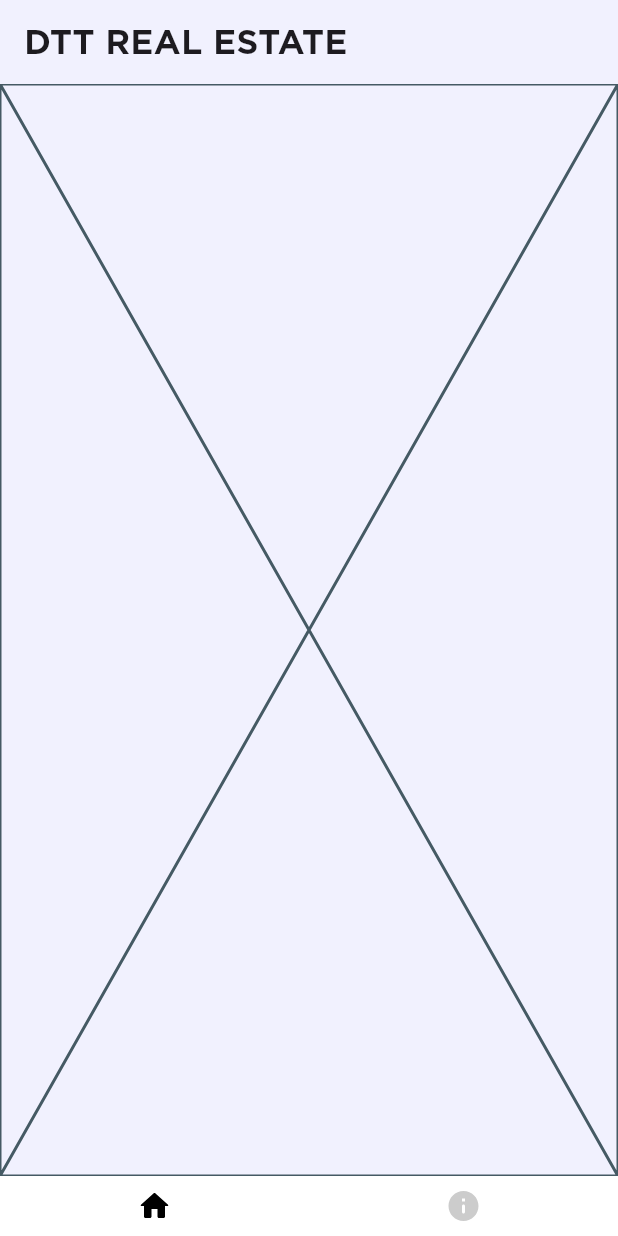
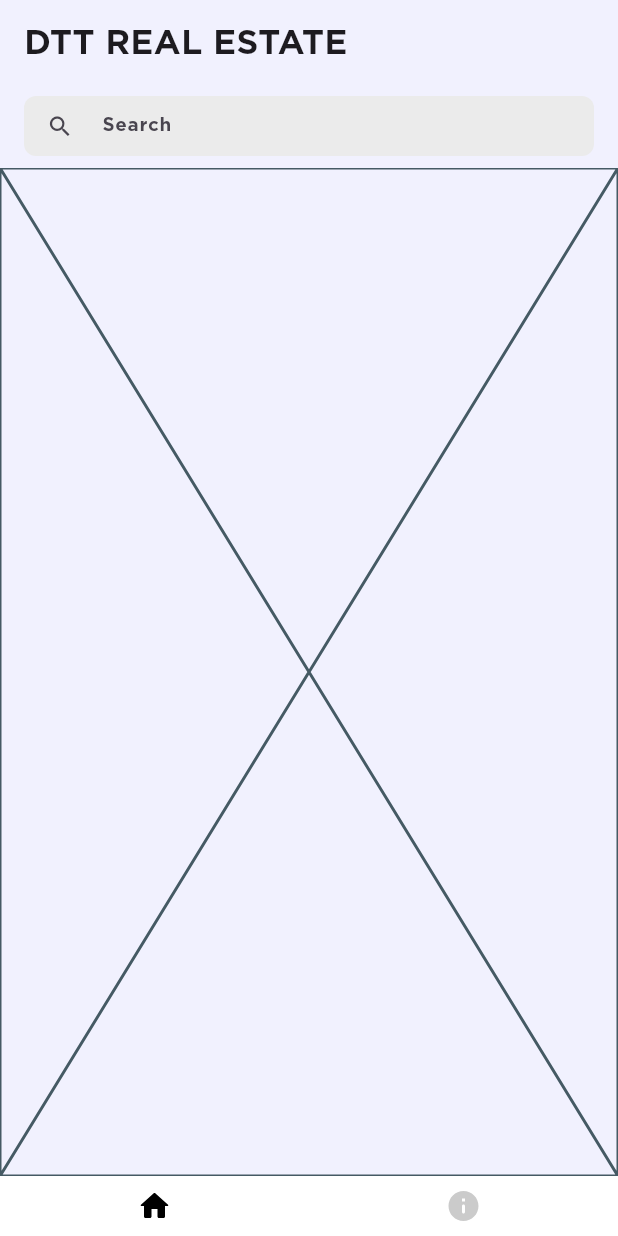
Before and after one commit to miraskoda/dtt, a Flutter app: the screen it shows after launch, on a phone screen of 412 x 824 dp. Run offline on Flutter 3.47's test engine with Material 3 defaults, Android fonts, the phone set to English and light mode, and no system bars; our stand-ins replace dartz, dio, flutter_bloc, flutter_map, flutter_svg, freezed_annotation and 9 more; missing offline and left inert: device_frame_plus; generated files the repository leaves out were written again; network calls fail.

Commit message:
feat: slivers

```diff
--- a/lib/theme/app_themes.dart
+++ b/lib/theme/app_themes.dart
@@ -1,3 +1,4 @@
+import 'package:dtt/core/constants/constants.dart';
 import 'package:dtt/generated/fonts.gen.dart';
 import 'package:flutter/material.dart';
 
@@ -19,13 +20,6 @@ class AppThemes {
   //Background
   static const Color _lightBackgroundColor = Color(0xfff1f1fe);
   static const Color _darkBackgroundColor = Color(0xff161925);
-
-  //BtnColor
-  static const Color primaryOne = Color(0xffEF8753);
-  static const Color secondaryOne = Color(0xffCF4918);
-  static const Color drawerBtnColor = Color(0xffDF6835);
-  static const Color bottomBar = Color(0xff2A2A36);
-  static const Color containerBgDark = Color(0xff2A2A36);
 
   //Text
   static const Color _lightTextColor = Color(0xff000000);
@@ -118,36 +112,38 @@ class AppThemes {
     listTileTheme: const ListTileThemeData(
       tileColor: Colors.white,
       selectedColor: Colors.white,
-      selectedTileColor: secondaryOne,
+      selectedTileColor: brandRedColor,
     ),
     sliderTheme: SliderThemeData(
       showValueIndicator: ShowValueIndicator.always,
-      activeTrackColor: primaryOne,
-      inactiveTrackColor: primaryOne.withOpacity(0.3),
-      thumbColor: secondaryOne,
-      overlayColor: secondaryOne.withOpacity(0.3),
-      valueIndicatorColor: secondaryOne,
+      activeTrackColor: brandRedColor,
+      inactiveTrackColor: brandRedColor.withOpacity(0.3),
+      thumbColor: brandRedColor,
+      overlayColor: brandRedColor.withOpacity(0.3),
+      valueIndicatorColor: brandRedColor,
       valueIndicatorTextStyle: const TextStyle(
         color: Colors.white,
       ),
     ),
     checkboxTheme: CheckboxThemeData(
       checkColor: WidgetStateProperty.all(Colors.white),
-      fillColor: WidgetStateProperty.all(primaryOne),
+      fillColor: WidgetStateProperty.all(brandRedColor),
     ),
     switchTheme: SwitchThemeData(
-      thumbColor: WidgetStateProperty.all(secondaryOne),
-      trackColor: WidgetStateProperty.all(primaryOne),
+      thumbColor: WidgetStateProperty.all(brandRedColor),
+      trackColor: WidgetStateProperty.all(brandRedColor.withOpacity(0.3)),
     ),
-    radioTheme: RadioThemeData(fillColor: WidgetStateProperty.all(primaryOne)),
+    radioTheme: RadioThemeData(fillColor: WidgetStateProperty.all(brandRedColor)),
     unselectedWidgetColor: Colors.black54,
-    progressIndicatorTheme: const ProgressIndicatorThemeData(color: primaryOne),
+    progressIndicatorTheme: const ProgressIndicatorThemeData(color: brandRedColor),
     brightness: Brightness.light,
     primaryColor: _lightPrimaryColor,
     scaffoldBackgroundColor: _lightBackgroundColor,
     navigationBarTheme: NavigationBarThemeData(
+      height: AppConstants.bottomNavbarHeight,
       backgroundColor: Colors.white,
       indicatorColor: Colors.transparent,
+      labelBehavior: NavigationDestinationLabelBehavior.alwaysHide,
     ),
     appBarTheme: AppBarTheme(
       color: _lightBackgroundColor,
@@ -161,24 +157,24 @@ class AppThemes {
     textTheme: _lightTextTheme,
     fontFamily: FontFamily.gothamSSm,
     textSelectionTheme: const TextSelectionThemeData(
-      cursorColor: primaryOne,
-      selectionColor: primaryOne,
-      selectionHandleColor: primaryOne,
+      cursorColor: brandRedColor,
+      selectionColor: brandRedColor,
+      selectionHandleColor: brandRedColor,
     ),
     inputDecorationTheme: const InputDecorationTheme(
       labelStyle: TextStyle(
-        color: primaryOne,
+        color: brandRedColor,
       ),
       focusedBorder: UnderlineInputBorder(
         borderSide: BorderSide(
-          color: primaryOne,
+          color: brandRedColor,
         ),
       ),
     ),
     elevatedButtonTheme: ElevatedButtonThemeData(
       style: OutlinedButton.styleFrom(
         foregroundColor: Colors.white,
-        backgroundColor: drawerBtnColor,
+        backgroundColor: brandRedColor,
         minimumSize: const Size.fromHeight(50),
         shape: RoundedRectangleBorder(
           borderRadius: BorderRadius.circular(10),
@@ -193,35 +189,37 @@ class AppThemes {
   ///Dark theme
   static final ThemeData darkTheme = ThemeData(
     listTileTheme: const ListTileThemeData(
-      tileColor: bottomBar,
+      tileColor: brandLightColor,
       selectedColor: Colors.white,
-      selectedTileColor: secondaryOne,
+      selectedTileColor: brandLightColor,
     ),
     sliderTheme: SliderThemeData(
       showValueIndicator: ShowValueIndicator.always,
-      activeTrackColor: primaryOne,
-      inactiveTrackColor: primaryOne.withOpacity(0.3),
-      thumbColor: secondaryOne,
-      overlayColor: secondaryOne.withOpacity(0.3),
-      valueIndicatorColor: secondaryOne,
+      activeTrackColor: brandRedColor,
+      inactiveTrackColor: brandRedColor.withOpacity(0.3),
+      thumbColor: brandRedColor,
+      overlayColor: brandRedColor.withOpacity(0.3),
+      valueIndicatorColor: brandRedColor,
       valueIndicatorTextStyle: const TextStyle(
         color: Colors.white,
       ),
     ),
     checkboxTheme: CheckboxThemeData(
       checkColor: WidgetStateProperty.all(Colors.white),
-      fillColor: WidgetStateProperty.all(primaryOne),
+      fillColor: WidgetStateProperty.all(brandRedColor),
     ),
     switchTheme: SwitchThemeData(
-      thumbColor: WidgetStateProperty.all(secondaryOne),
-      trackColor: WidgetStateProperty.all(primaryOne),
+      thumbColor: WidgetStateProperty.all(brandLightGray),
+      trackColor: WidgetStateProperty.all(brandLightGray.withOpacity(0.3)),
     ),
     navigationBarTheme: NavigationBarThemeData(
       indicatorColor: Colors.transparent,
+      height: AppConstants.bottomNavbarHeight,
+      labelBehavior: NavigationDestinationLabelBehavior.alwaysHide,
     ),
-    radioTheme: RadioThemeData(fillColor: WidgetStateProperty.all(primaryOne)),
+    radioTheme: RadioThemeData(fillColor: WidgetStateProperty.all(brandRedColor)),
     unselectedWidgetColor: Colors.white,
-    progressIndicatorTheme: const ProgressIndicatorThemeData(color: primaryOne),
+    progressIndicatorTheme: const ProgressIndicatorThemeData(color: brandRedColor),
     brightness: Brightness.dark,
     primaryColor: _darkPrimaryColor,
     scaffoldBackgroundColor: _darkBackgroundColor,
@@ -237,24 +235,24 @@ class AppThemes {
     fontFamily: FontFamily.gothamSSm,
     textTheme: _darkTextTheme,
     textSelectionTheme: const TextSelectionThemeData(
-      cursorColor: primaryOne,
-      selectionColor: primaryOne,
-      selectionHandleColor: primaryOne,
+      cursorColor: brandRedColor,
+      selectionColor: brandRedColor,
+      selectionHandleColor: brandRedColor,
     ),
     inputDecorationTheme: const InputDecorationTheme(
       labelStyle: TextStyle(
-        color: primaryOne,
+        color: brandRedColor,
       ),
       focusedBorder: UnderlineInputBorder(
         borderSide: BorderSide(
-          color: primaryOne,
+          color: brandRedColor,
         ),
       ),
     ),
     elevatedButtonTheme: ElevatedButtonThemeData(
       style: OutlinedButton.styleFrom(
         foregroundColor: _lightPrimaryColor,
-        backgroundColor: drawerBtnColor,
+        backgroundColor: brandRedColor,
         minimumSize: const Size.fromHeight(50),
         shape: RoundedRectangleBorder(
           borderRadius: BorderRadius.circular(10),
--- a/lib/ui/bottom_navigation/main/presentation/main_screen.dart
+++ b/lib/ui/bottom_navigation/main/presentation/main_screen.dart
@@ -1,6 +1,7 @@
 import 'package:dtt/core/extensions/app_extensions.dart';
 import 'package:dtt/core/injector/injector.dart';
 import 'package:dtt/core/router/app_router.dart';
+import 'package:dtt/theme/app_themes.dart';
 import 'package:dtt/ui/bottom_navigation/main/application/main_screen_bloc.dart';
 import 'package:dtt/ui/error/error_screen.dart';
 import 'package:flutter/material.dart';
@@ -18,8 +19,49 @@ class MainScreen extends StatelessWidget {
         appBar: AppBar(
           title: Text('DTT REAL ESTATE'),
         ),
+        body: NestedScrollView(
+          floatHeaderSlivers: true,
+          headerSliverBuilder: (BuildContext context, bool innerBoxIsScrolled) {
+            return [
+              SliverAppBar(
+                expandedHeight: 40,
+                elevation: 1,
+                flexibleSpace: FlexibleSpaceBar(
+                  expandedTitleScale: 1.0,
+                  collapseMode: CollapseMode.none,
+                  background: Padding(
+                    padding: const EdgeInsets.symmetric(horizontal: 16, vertical: 8),
+                    child: SizedBox(
+                      height: 30,
+                      child: DecoratedBox(
+                        decoration:
+                            BoxDecoration(color: AppThemes.brandDarkGray, borderRadius: BorderRadius.circular(8)),
+                        child: SizedBox(
+                          height: 30,
+                          width: 300,
+                          child: TextFormField(
+                            onChanged: (String str) {},
+                            decoration: InputDecoration(
+                              isDense: true,
+                              prefixIcon: const Icon(Icons.search),
+                              hintText: 'Search',
+                              focusedBorder: InputBorder.none,
+                              enabledBorder: InputBorder.none,
+                              contentPadding: const EdgeInsets.symmetric(vertical: 12),
+                            ),
+                            focusNode: FocusNode(),
+                            controller: TextEditingController(),
+                          ),
+                        ),
+                      ),
+                    ),
+                  ),
+                ),
+              ),
+            ];
+          },
           body: BlocBuilder<MainScreenBloc, MainScreenState>(builder: (context, state) {
-          if (state.isLoading) return CircularProgressIndicator();
+            if (state.isLoading) return Center(child: CircularProgressIndicator());
             if (state.isError) return ErrorScreen(state.apiErrorString!);
             return ListView.builder(
               itemCount: state.housesData.length,
@@ -109,6 +151,7 @@ class MainScreen extends StatelessWidget {
             );
           }),
         ),
+      ),
     );
   }
 }
--- a/lib/ui/bottom_navigation/nested_navigation.dart
+++ b/lib/ui/bottom_navigation/nested_navigation.dart
@@ -1,7 +1,19 @@
-import 'package:dtt/core/constants/constants.dart';
 import 'package:dtt/generated/assets.gen.dart';
 import 'package:flutter/material.dart';
 import 'package:go_router/go_router.dart';
+
+enum NavigationItem { home, info }
+
+class Destination {
+  final String label;
+  final SvgGenImage icon;
+  const Destination(this.label, this.icon);
+}
+
+final destinations = [
+  Destination(NavigationItem.home.name, Assets.icons.icHome),
+  Destination(NavigationItem.info.name, Assets.icons.icInfo),
+];
 
 class NestedNavigation extends StatelessWidget {
   final StatefulNavigationShell navigationShell;
@@ -16,23 +28,18 @@ class NestedNavigation extends StatelessWidget {
     return Scaffold(
       body: navigationShell,
       bottomNavigationBar: NavigationBar(
-        height: AppConstants.bottomNavbarHeight,
-        labelBehavior: NavigationDestinationLabelBehavior.alwaysHide,
         selectedIndex: navigationShell.currentIndex,
-        destinations: [
-          NavigationDestination(
-              label: 'home',
-              icon: Opacity(
-                opacity: 0 == navigationShell.currentIndex ? 1 : 0.2,
-                child: Assets.icons.icHome.svg(),
-              )),
-          NavigationDestination(
-              label: 'info',
-              icon: Opacity(
-                opacity: 1 == navigationShell.currentIndex ? 1 : 0.2,
-                child: Assets.icons.icInfo.svg(),
-              )),
-        ],
+        destinations: destinations.map((destination) {
+          final index = destinations.indexOf(destination);
+          return NavigationDestination(
+            label: destination.label,
+            icon: Opacity(
+              opacity: navigationShell.currentIndex == index ? 1 : 0.2,
+              child: destination.icon
+                  .svg(colorFilter: ColorFilter.mode(Theme.of(context).iconTheme.color!, BlendMode.srcIn)),
+            ),
+          );
+        }).toList(),
         onDestinationSelected: (i) => navigationShell.goBranch(
           i,
           initialLocation: i == navigationShell.currentIndex,
--- a/lib/ui/detail/detail_screen.dart
+++ b/lib/ui/detail/detail_screen.dart
@@ -1,6 +1,9 @@
 import 'package:dtt/api/models/house.dart';
 import 'package:dtt/core/extensions/app_extensions.dart';
+import 'package:dtt/theme/app_themes.dart';
 import 'package:flutter/material.dart';
+import 'package:flutter_map/flutter_map.dart';
+import 'package:latlong2/latlong.dart';
 
 class DetailScreen extends StatelessWidget {
   final House house;
@@ -10,25 +13,40 @@ class DetailScreen extends StatelessWidget {
   @override
   Widget build(BuildContext context) {
     return Scaffold(
-      appBar: AppBar(
-        title: Text('DTT REAL ESTATE'),
+      body: CustomScrollView(
+        slivers: [
+          SliverAppBar(
+            stretch: true,
+            expandedHeight: 200,
+            pinned: true,
+            flexibleSpace: FlexibleSpaceBar(
+              stretchModes: [StretchMode.zoomBackground],
+              background: Image.network(
+                house.image.asDttImage(),
+                fit: BoxFit.cover,
               ),
-      body: SingleChildScrollView(
+            ),
+          ),
+          SliverToBoxAdapter(
+            child: ClipRRect(
+              borderRadius: BorderRadius.only(topLeft: Radius.circular(16), topRight: Radius.circular(16)),
+              child: Container(
+                padding: const EdgeInsets.all(16.0),
+                decoration: BoxDecoration(
+                  color: Colors.white,
+                  borderRadius: BorderRadius.vertical(
+                    top: Radius.circular(20),
+                  ),
+                ),
                 child: Column(
+                  mainAxisSize: MainAxisSize.min,
                   crossAxisAlignment: CrossAxisAlignment.start,
                   children: [
-            Image.network(
-              house.image.asDttImage(),
-              width: double.infinity,
-              height: 200,
-              fit: BoxFit.cover,
-            ),
                     Padding(
                       padding: const EdgeInsets.all(16.0),
                       child: Column(
                         crossAxisAlignment: CrossAxisAlignment.start,
                         children: [
-                  // Cena
                           Text(
                             '\$${house.price.toString()}',
                             style: TextStyle(
@@ -37,7 +55,6 @@ class DetailScreen extends StatelessWidget {
                             ),
                           ),
                           SizedBox(height: 8),
-                  // Adresa
                           Text(
                             house.zip,
                             style: TextStyle(
@@ -46,7 +63,6 @@ class DetailScreen extends StatelessWidget {
                             ),
                           ),
                           SizedBox(height: 16),
-                  // Popis
                           Text(
                             'Description',
                             style: TextStyle(
@@ -63,7 +79,6 @@ class DetailScreen extends StatelessWidget {
                             ),
                           ),
                           SizedBox(height: 16),
-                  // Detaily
                           Row(
                             mainAxisAlignment: MainAxisAlignment.spaceBetween,
                             children: [
@@ -73,7 +88,6 @@ class DetailScreen extends StatelessWidget {
                             ],
                           ),
                           SizedBox(height: 16),
-                  // Mapa
                           Text(
                             'Location',
                             style: TextStyle(
@@ -82,32 +96,50 @@ class DetailScreen extends StatelessWidget {
                             ),
                           ),
                           SizedBox(height: 8),
-                  // Container(
-                  //   height: 200,
-                  //   child: GoogleMap(
-                  //     initialCameraPosition: CameraPosition(
-                  //       target: LatLng(
-                  //         house['latitude'] as double,
-                  //         house['longitude'] as double,
-                  //       ),
-                  //       zoom: 14.0,
-                  //     ),
-                  //     markers: {
-                  //       Marker(
-                  //         markerId: MarkerId('houseLocation'),
-                  //         position: LatLng(
-                  //           house['latitude'] as double,
-                  //           house['longitude'] as double,
-                  //         ),
-                  //       ),
-                  //     },
-                  //   ),
-                  // ),
+                          Container(
+                            height: 200,
+                            decoration: BoxDecoration(
+                              borderRadius: BorderRadius.circular(12),
+                            ),
+                            child: ClipRRect(
+                              borderRadius: BorderRadius.circular(12),
+                              child: FlutterMap(
+                                options: MapOptions(
+                                  initialCenter: LatLng(52.370216, 4.895168), // Amsterdam
+                                  initialZoom: 10.0,
+                                ),
+                                children: [
+                                  TileLayer(
+                                    urlTemplate: 'https://{s}.tile.openstreetmap.org/{z}/{x}/{y}.png',
+                                    subdomains: ['a', 'b', 'c'],
+                                  ),
+                                  MarkerLayer(
+                                    markers: [
+                                      Marker(
+                                        width: 80.0,
+                                        height: 80.0,
+                                        point: LatLng(52.370216, 4.895168),
+                                        child: Icon(
+                                          Icons.location_pin,
+                                          size: 40,
+                                          color: AppThemes.brandRedColor,
+                                        ),
+                                      ),
+                                    ],
+                                  ),
+                                ],
+                              ),
+                            ),
+                          ),
                         ],
                       ),
                     ),
                   ],
                 ),
+              ),
+            ),
+          )
+        ],
       ),
     );
   }
--- a/pubspec.yaml
+++ b/pubspec.yaml
@@ -39,6 +39,8 @@ dependencies:
   url_launcher: ^6.3.1
   retrofit: ^4.4.1
   package_info_plus: ^8.1.2
+  flutter_map: ^7.0.2
+  latlong2: ^0.9.1
   # google_maps_flutter: ^2.10.0
 
 dev_dependencies:
```
Also changed, not shown: pubspec.lock. Lines whose indentation alone changed are shown as unchanged.
